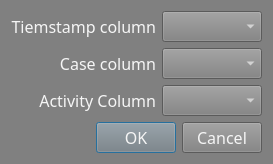
The window that implementation/app/ui/log_dialog.ui (Keccak1/Heuristics-Miner) describes before a commit, drawn with Qt 5.
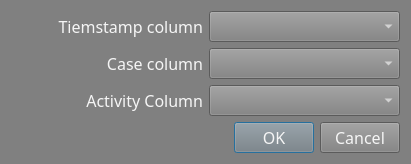
The same window after the commit.

Commit message: Checkbox state automatically update the minner

```diff
--- a/implementation/app/ui/log_dialog.ui
+++ b/implementation/app/ui/log_dialog.ui
@@ -6,7 +6,7 @@
    <rect>
     <x>0</x>
     <y>0</y>
-    <width>273</width>
+    <width>411</width>
     <height>146</height>
    </rect>
   </property>
```
Left out of the diff: 2 changed lines with no effect on the pictures. The commit also changes 2 other files.
